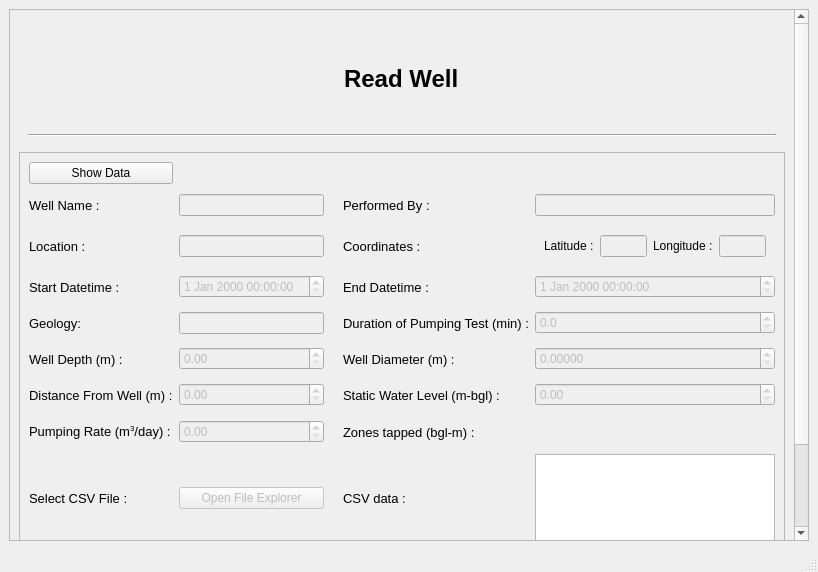
Qt form read_well.ui (dhairyashil-G/CGWB-Desktop-App) before a commit.
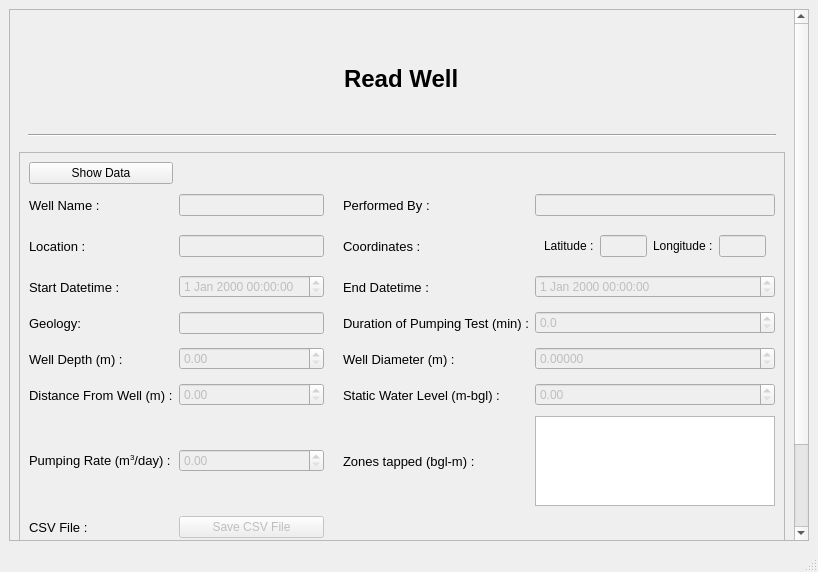
The same form after that commit. Icons and pictures are not drawn.

Commit message: read well page setup done

What changed in the file:
```diff
--- a/read_well.ui
+++ b/read_well.ui
@@ -149,16 +149,6 @@
              </property>
             </widget>
            </item>
-           <item row="13" column="2">
-            <widget class="QPushButton" name="csv_button">
-             <property name="enabled">
-              <bool>false</bool>
-             </property>
-             <property name="text">
-              <string>Open File Explorer</string>
-             </property>
-            </widget>
-           </item>
            <item row="6" column="5">
             <widget class="QDoubleSpinBox" name="welldiameter_spinbox">
              <property name="enabled">
@@ -348,31 +338,6 @@
              </property>
             </widget>
            </item>
-           <item row="13" column="0">
-            <widget class="QLabel" name="label_21">
-             <property name="font">
-              <font>
-               <pointsize>10</pointsize>
-              </font>
-             </property>
-             <property name="text">
-              <string>Select CSV File :</string>
-             </property>
-            </widget>
-           </item>
-           <item row="12" column="5">
-            <widget class="QWidget" name="widget_7" native="true">
-             <layout class="QHBoxLayout" name="horizontalLayout_5">
-              <item>
-               <widget class="QLabel" name="zones_tapped_prev_data">
-                <property name="text">
-                 <string/>
-                </property>
-               </widget>
-              </item>
-             </layout>
-            </widget>
-           </item>
            <item row="2" column="5">
             <widget class="QWidget" name="widget_2" native="true">
              <layout class="QHBoxLayout" name="horizontalLayout_3">
@@ -586,7 +551,7 @@
              </property>
             </widget>
            </item>
-           <item row="13" column="4">
+           <item row="13" column="0">
             <widget class="QLabel" name="label_39">
              <property name="minimumSize">
               <size>
@@ -600,18 +565,22 @@
               </font>
              </property>
              <property name="text">
-              <string>CSV data : </string>
+              <string>CSV File : </string>
              </property>
             </widget>
            </item>
-           <item row="13" column="5">
-            <widget class="QTableView" name="csv_file_data">
-             <property name="minimumSize">
-              <size>
-               <width>0</width>
-               <height>100</height>
-              </size>
+           <item row="13" column="2">
+            <widget class="QPushButton" name="save_csv_file">
+             <property name="enabled">
+              <bool>false</bool>
              </property>
+             <property name="text">
+              <string>Save CSV File</string>
+             </property>
+            </widget>
+           </item>
+           <item row="12" column="5">
+            <widget class="QTableView" name="zones_tapped">
              <attribute name="horizontalHeaderStretchLastSection">
               <bool>true</bool>
              </attribute>
```
The commit also changes 2 other files.
